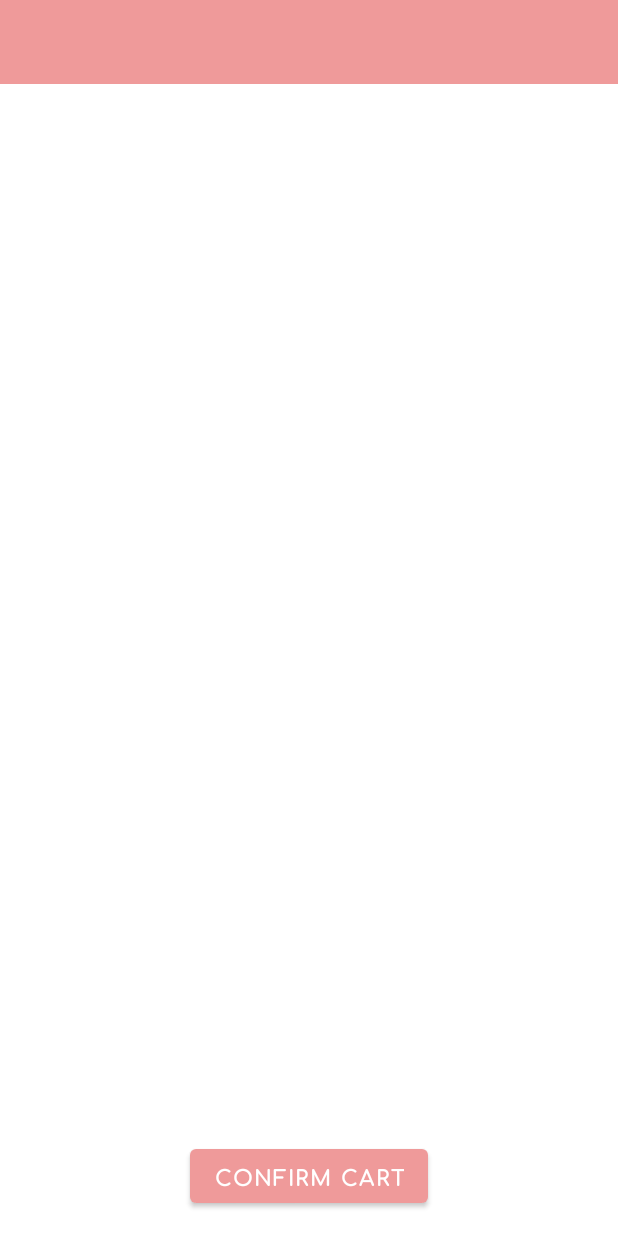
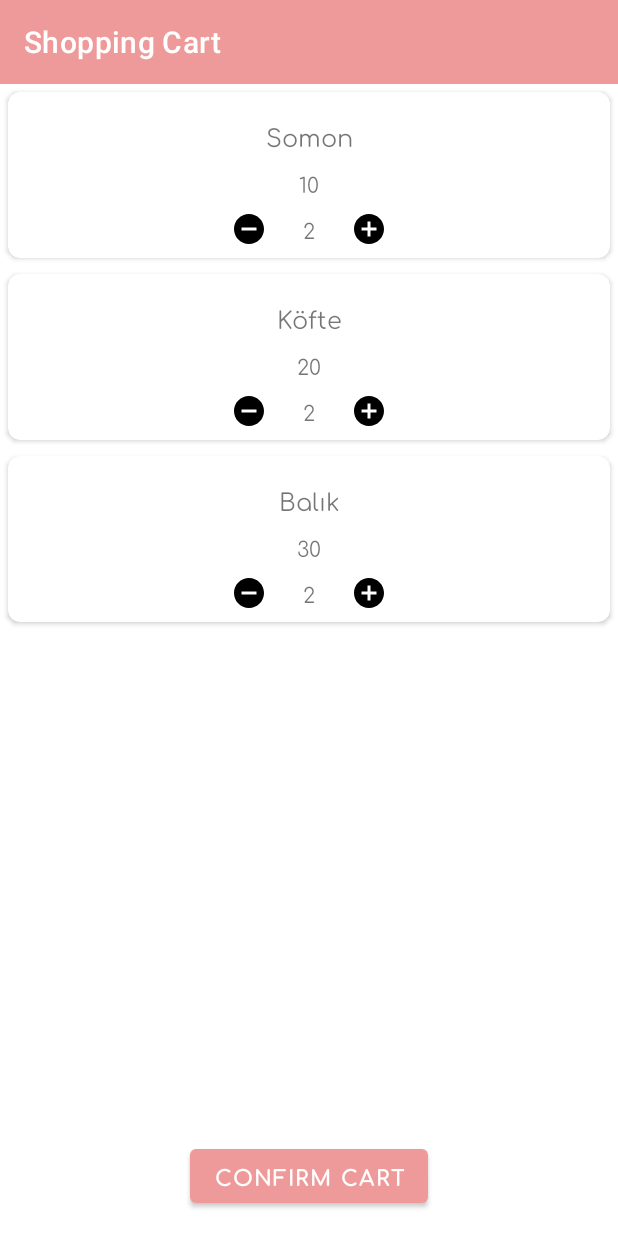
Before and after one commit to SerapErcel/FoodStore, an Android app: the CartFragment screen opened through its navigation route, on a phone screen of 412 x 824 dp. Run offline under Robolectric (Android 15) with nearby library versions, the phone set to English and light mode, and no system bars.

Commit message:
Add adapters

```diff
--- /dev/null
+++ b/app/src/main/java/com/serapercel/foodstore/data/entity/CartFood.kt
@@ -0,0 +1,13 @@
+package com.serapercel.foodstore.data.entity
+
+import java.io.Serializable
+
+data class CartFood(
+    var sepet_yemek_id: Int,
+    var yemek_adi: String,
+    var yemek_resim_adi: String,
+    var yemek_fiyat: Int,
+    var yemek_siparis_adet: Int,
+    var kullanici_adi: String
+) :
+    Serializable
--- /dev/null
+++ b/app/src/main/java/com/serapercel/foodstore/ui/adapter/CartAdapter.kt
@@ -0,0 +1,66 @@
+package com.serapercel.foodstore.ui.adapter
+
+import android.content.Context
+import android.util.Log
+import android.view.LayoutInflater
+import android.view.ViewGroup
+import android.widget.Toast
+import androidx.recyclerview.widget.RecyclerView
+import com.google.android.material.snackbar.Snackbar
+import com.serapercel.foodstore.data.entity.CartFood
+import com.serapercel.foodstore.databinding.CartCardBinding
+
+class CartAdapter(var mContext: Context, var cartList: List<CartFood>) :
+    RecyclerView.Adapter<CartAdapter.CartCardViewHolder>() {
+    inner class CartCardViewHolder(binding: CartCardBinding) :
+        RecyclerView.ViewHolder(binding.root) {
+        var binding: CartCardBinding
+
+        init {
+            this.binding = binding
+        }
+    }
+
+    override fun onCreateViewHolder(parent: ViewGroup, viewType: Int): CartCardViewHolder {
+        val binding = CartCardBinding.inflate(LayoutInflater.from(mContext), parent, false)
+        return CartCardViewHolder(binding)
+    }
+
+    override fun onBindViewHolder(holder: CartCardViewHolder, position: Int) {
+        val food = cartList[position]
+        val binding = holder.binding
+        binding.tvCartFoodName.text = food.yemek_adi
+        binding.tvCartFoodPrice.text = food.yemek_fiyat.toString()
+        binding.tvCartFoodCount.text = food.yemek_siparis_adet.toString()
+
+        binding.ivAdd.setOnClickListener {
+            food.yemek_siparis_adet += 1
+            Toast.makeText(mContext, "click on add", Toast.LENGTH_SHORT).show()
+            updateCount(food.sepet_yemek_id, food.kullanici_adi)
+
+        }
+
+        binding.ivRemove.setOnClickListener {
+            if (food.yemek_siparis_adet>1){
+                food.yemek_siparis_adet -= 1
+                Toast.makeText(mContext, "click on remove", Toast.LENGTH_SHORT).show()
+                updateCount(food.sepet_yemek_id, food.kullanici_adi)
+            }else{
+                Snackbar.make(it, "Do you want remove ${food.yemek_adi}?", Snackbar.LENGTH_LONG)
+                    .setAction("Yes"){
+                        removeFood(food.sepet_yemek_id, food.kullanici_adi)
+                    }.show()
+            }
+        }
+
+    }
+
+    fun updateCount(sepet_yemek_id:Int, kullanici_adi:String){
+        Log.e("yemek ekle", "$sepet_yemek_id $kullanici_adi")
+    }
+    fun removeFood(sepet_yemek_id:Int, kullanici_adi:String){
+        Log.e("yemek sil", "$sepet_yemek_id $kullanici_adi")
+    }
+
+    override fun getItemCount(): Int = cartList.size
+}
--- /dev/null
+++ b/app/src/main/java/com/serapercel/foodstore/ui/adapter/FoodAdapter.kt
@@ -0,0 +1,39 @@
+package com.serapercel.foodstore.ui.adapter
+
+import android.content.Context
+import android.view.LayoutInflater
+import android.view.ViewGroup
+import androidx.navigation.Navigation
+import androidx.recyclerview.widget.RecyclerView
+import com.serapercel.foodstore.data.entity.Food
+import com.serapercel.foodstore.databinding.HomeCardBinding
+import com.serapercel.foodstore.ui.fragment.HomeFragmentDirections
+
+class FoodAdapter (var mContext: Context, var foodList: List<Food>) : RecyclerView.Adapter<FoodAdapter.HomeCardViewHolder>(){
+    inner class HomeCardViewHolder(binding: HomeCardBinding) : RecyclerView.ViewHolder(binding.root){
+        var binding:HomeCardBinding
+        init {
+            this.binding = binding
+        }
+    }
+
+    override fun onCreateViewHolder(parent: ViewGroup, viewType: Int): HomeCardViewHolder {
+        val binding: HomeCardBinding = HomeCardBinding.inflate(LayoutInflater.from(mContext), parent,false)
+        return HomeCardViewHolder(binding)
+    }
+
+    override fun onBindViewHolder(holder: HomeCardViewHolder, position: Int) {
+        val food = foodList[position]
+        val binding = holder.binding
+
+        binding.tvCardFoodName.text = food.yemek_adi
+        binding.tvCardFoodPrice.text = food.yemek_fiyat
+
+        binding.homeFoodCard.setOnClickListener {
+            val transfer = HomeFragmentDirections.goToDetail(food = food)
+            Navigation.findNavController(it).navigate(transfer)
+        }
+    }
+
+    override fun getItemCount(): Int = foodList.size
+}
--- a/app/src/main/java/com/serapercel/foodstore/ui/fragment/CartFragment.kt
+++ b/app/src/main/java/com/serapercel/foodstore/ui/fragment/CartFragment.kt
@@ -5,16 +5,34 @@ import androidx.fragment.app.Fragment
 import android.view.LayoutInflater
 import android.view.View
 import android.view.ViewGroup
+import androidx.recyclerview.widget.LinearLayoutManager
 import com.serapercel.foodstore.R
+import com.serapercel.foodstore.data.entity.CartFood
+import com.serapercel.foodstore.databinding.FragmentCartBinding
+import com.serapercel.foodstore.ui.adapter.CartAdapter
 
 class CartFragment : Fragment() {
+    private lateinit var binding: FragmentCartBinding
 
     override fun onCreateView(
-        inflater: LayoutInflater, container: ViewGroup?,
-        savedInstanceState: Bundle?
-    ): View? {
-        // Inflate the layout for this fragment
-        return inflater.inflate(R.layout.fragment_cart, container, false)
+        inflater: LayoutInflater, container: ViewGroup?, savedInstanceState: Bundle?): View? {
+        binding = FragmentCartBinding.inflate(inflater, container, false)
+
+        binding.toolbarCart.title = "Shopping Cart"
+
+        val cartList = ArrayList<CartFood>()
+        val cartFood1 = CartFood(1, "Somon", "blabla",10,2,"serap")
+        val cartFood2 = CartFood(2, "Köfte", "blabla",20,2,"serap")
+        val cartFood3 = CartFood(3, "Balık", "blabla",30,2,"serap")
+        cartList.add(cartFood1)
+        cartList.add(cartFood2)
+        cartList.add(cartFood3)
+
+        binding.rvCart.layoutManager = LinearLayoutManager(requireContext())
+        val adapter = CartAdapter(requireContext(), cartList = cartList)
+        binding.rvCart.adapter = adapter
+
+        return binding.root
     }
 
 }
--- a/app/src/main/java/com/serapercel/foodstore/ui/fragment/HomeFragment.kt
+++ b/app/src/main/java/com/serapercel/foodstore/ui/fragment/HomeFragment.kt
@@ -9,8 +9,12 @@ import androidx.core.view.MenuProvider
 import androidx.fragment.app.Fragment
 import androidx.lifecycle.Lifecycle
 import androidx.navigation.Navigation
+import androidx.recyclerview.widget.LinearLayoutManager
+import androidx.recyclerview.widget.StaggeredGridLayoutManager
 import com.serapercel.foodstore.R
+import com.serapercel.foodstore.data.entity.Food
 import com.serapercel.foodstore.databinding.FragmentHomeBinding
+import com.serapercel.foodstore.ui.adapter.FoodAdapter
 
 class HomeFragment : Fragment(), SearchView.OnQueryTextListener {
     private lateinit var binding: FragmentHomeBinding
@@ -22,6 +26,18 @@ class HomeFragment : Fragment(), SearchView.OnQueryTextListener {
 
         (activity as AppCompatActivity).setSupportActionBar(binding.toolbarHome)
 
+        val foodList = ArrayList<Food>()
+        val food = Food("1", "Izgara Somon", "blabla", "35tl")
+        val food1 = Food("1", "Izgara Köfte", "blabla", "45tl")
+        val food2 = Food("1", "Ayran", "blabla", "55tl")
+        foodList.add(food)
+        foodList.add(food1)
+        foodList.add(food2)
+
+        binding.rvHome.layoutManager = StaggeredGridLayoutManager(2, StaggeredGridLayoutManager.VERTICAL)
+
+        val adapter = FoodAdapter(requireContext(), foodList)
+        binding.rvHome.adapter = adapter
 
         requireActivity().addMenuProvider(object : MenuProvider {
             override fun onCreateMenu(menu: Menu, menuInflater: MenuInflater) {
```
Also changed, not shown: app/build.gradle (+8 -1 lines), app/src/main/java/com/serapercel/foodstore/ui/fragment/DetailFragment.kt (+7 -0 lines), app/src/main/res/layout/fragment_home.xml (+16 -2 lines).
